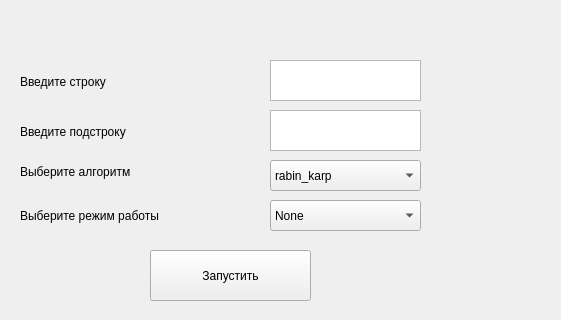
Qt form form.ui (KirillKleshchev1/task1) before a commit; both pictures show x 0 to 561 and y 0 to 320 of the 800 by 600 pixel window.
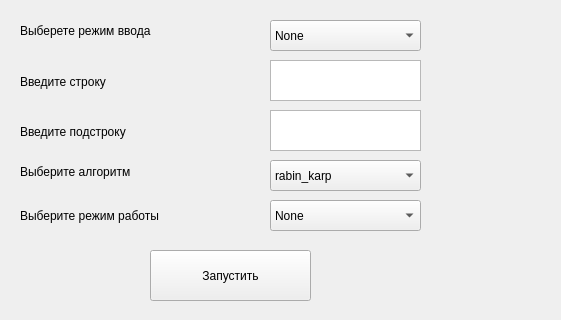
The same form after that commit.

The edit to the form file:
```diff
--- a/form.ui
+++ b/form.ui
@@ -43,6 +43,39 @@
     </property>
    </item>
   </widget>
+  <widget class="QComboBox" name="comboBox_3">
+   <property name="geometry">
+    <rect>
+     <x>270</x>
+     <y>20</y>
+     <width>151</width>
+     <height>31</height>
+    </rect>
+   </property>
+   <item>
+    <property name="text">
+     <string>None</string>
+    </property>
+   </item>
+   <item>
+    <property name="text">
+     <string>Web Page</string>
+    </property>
+   </item>
+  </widget>
+  <widget class="QLabel" name="label_3">
+   <property name="geometry">
+    <rect>
+     <x>20</x>
+     <y>20</y>
+     <width>211</width>
+     <height>21</height>
+    </rect>
+   </property>
+   <property name="text">
+    <string>Выберете режим ввода</string>
+   </property>
+  </widget>
   <widget class="QComboBox" name="comboBox_2">
    <property name="geometry">
     <rect>
```
